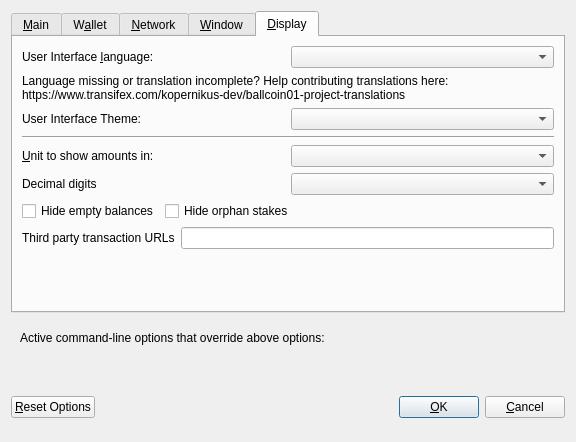
The window that src/qt/forms/optionsdialog.ui (newballc/ball) describes before a commit, drawn with Qt 5.
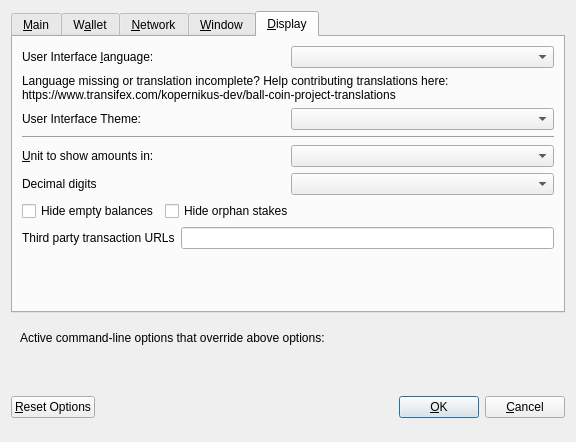
The same window after the commit. Custom widgets are drawn as their Qt base class.

```diff
--- a/src/qt/forms/optionsdialog.ui
+++ b/src/qt/forms/optionsdialog.ui
@@ -524,7 +524,7 @@
          </property>
          <property name="text">
           <string>Language missing or translation incomplete? Help contributing translations here:
-https://www.transifex.com/kopernikus-dev/ballcoin01-project-translations</string>
+https://www.transifex.com/kopernikus-dev/ball-coin-project-translations</string>
          </property>
          <property name="wordWrap">
           <bool>true</bool>
```
